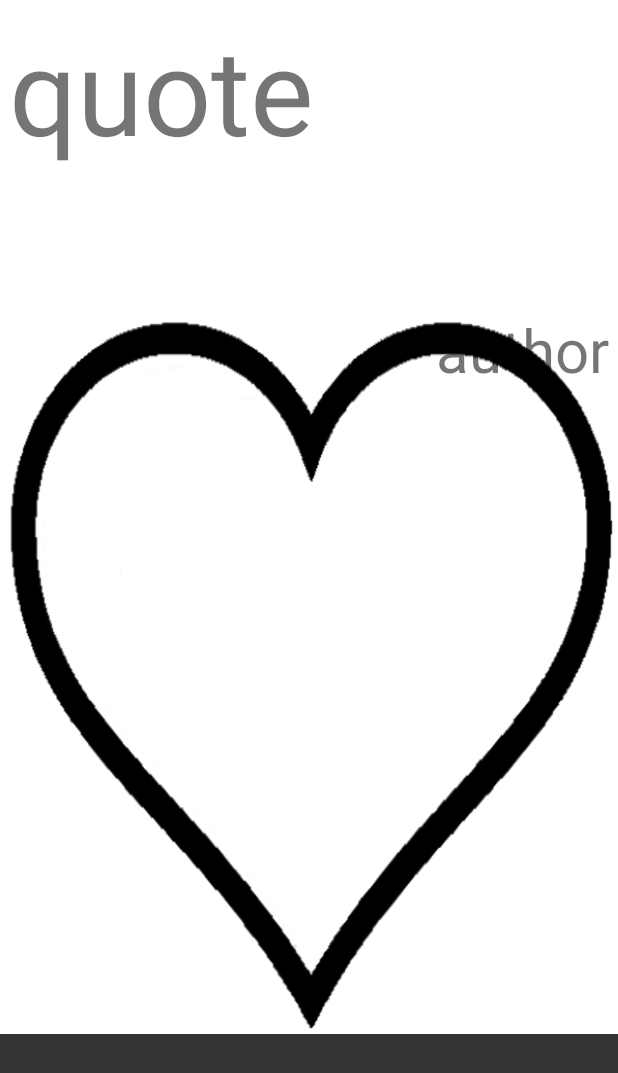
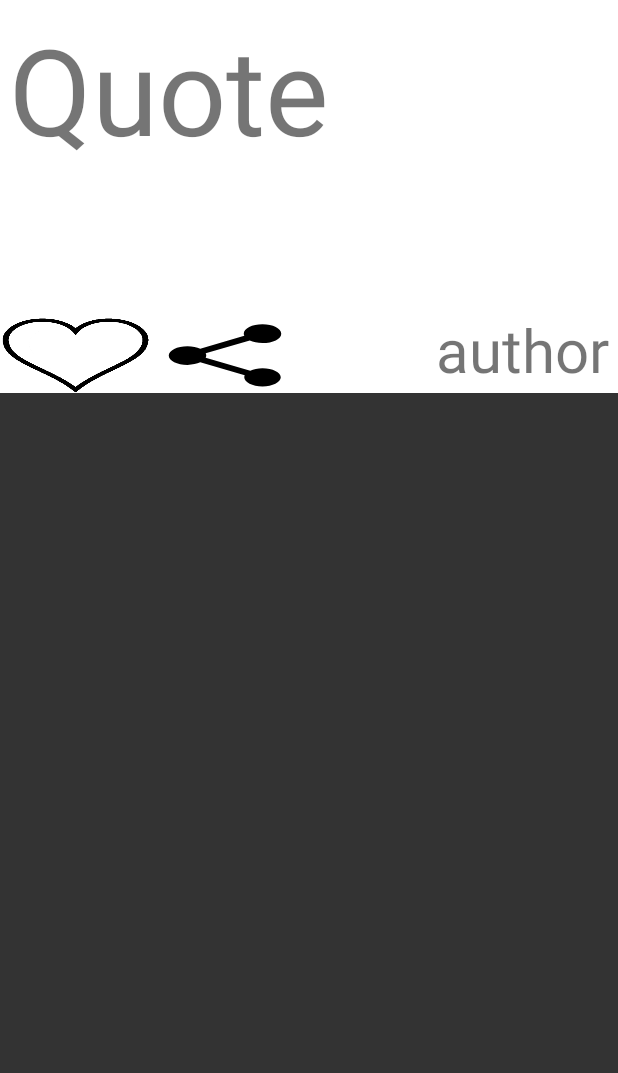
Before and after one commit to 8jackson6264/Daily-Smarts, an Android app: the layout fragment_daily_quote.xml on its own in the app's theme, with its tools: preview values and no code run, on a phone screen of 412 x 824 dp. Shown: the top 1073 px of the screen. Run offline under Robolectric (Android 15) with nearby library versions, the phone set to English and light mode, and no system bars.

Commit message:
some code update

```diff
--- a/app/build.gradle
+++ b/app/build.gradle
@@ -42,7 +42,7 @@ dependencies {
     androidTestImplementation 'androidx.test.ext:junit:1.1.2'
     androidTestImplementation 'androidx.test.espresso:espresso-core:3.3.0'
 
-    def daggerVersion = '2.29.1'
+    def daggerVersion = '2.30.1'
     implementation "com.google.dagger:dagger:${daggerVersion}"
     implementation "com.google.dagger:dagger-android:${daggerVersion}"
     annotationProcessor "com.google.dagger:dagger-compiler:${daggerVersion}"
@@ -56,5 +56,7 @@ dependencies {
     implementation "androidx.room:room-runtime:$room_version"
     annotationProcessor "androidx.room:room-compiler:$room_version"
 
+    implementation 'androidx.swiperefreshlayout:swiperefreshlayout:1.0.0'
+
 
 }
--- a/app/src/main/AndroidManifest.xml
+++ b/app/src/main/AndroidManifest.xml
@@ -1,6 +1,8 @@
 <?xml version="1.0" encoding="utf-8"?>
 <manifest xmlns:android="http://schemas.android.com/apk/res/android"
     package="com.example.myapplication">
+    <uses-permission android:name="android.permission.INTERNET"/>
+    <uses-permission android:name="android.permission.ACCESS_NETWORK_STATE"/>
 
     <application
         android:name=".DailySmartsApp"
--- a/app/src/main/res/layout/fragment_daily_quote.xml
+++ b/app/src/main/res/layout/fragment_daily_quote.xml
@@ -21,8 +21,9 @@
                 android:layout_width="match_parent"
                 android:layout_height="200dp"
                 android:layout_margin="6dp"
-                android:text="@string/quote"
+                android:text="Quote"
                 android:textSize="80sp"
+                android:visibility="visible"
                 app:layout_constraintBottom_toTopOf="@id/txt_author"
                 app:layout_constraintEnd_toEndOf="parent"
                 app:layout_constraintStart_toStartOf="parent"
@@ -41,8 +42,8 @@
 
             <Button
                 android:id="@+id/btn_save"
-                android:layout_width="wrap_content"
-                android:layout_height="wrap_content"
+                android:layout_width="100dp"
+                android:layout_height="50dp"
                 android:layout_marginTop="6dp"
                 android:background="@drawable/heart_empty"
                 app:layout_constraintStart_toStartOf="parent"
```
